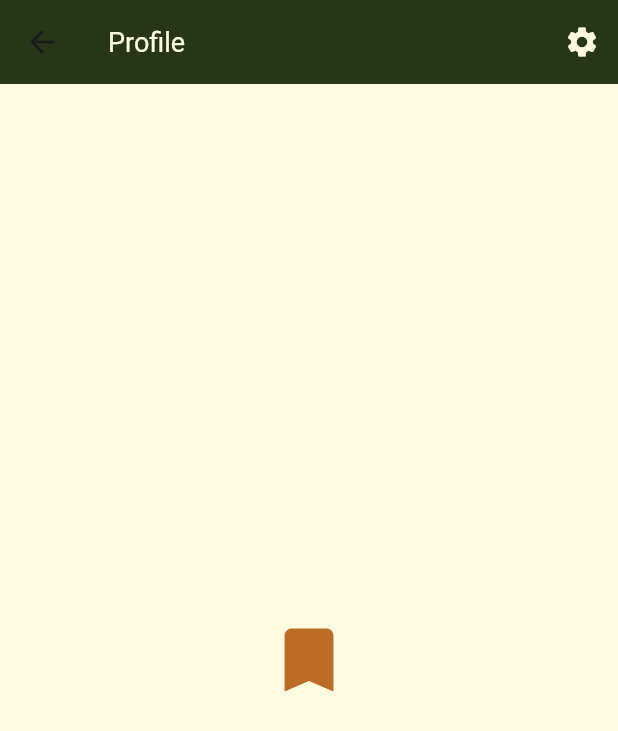
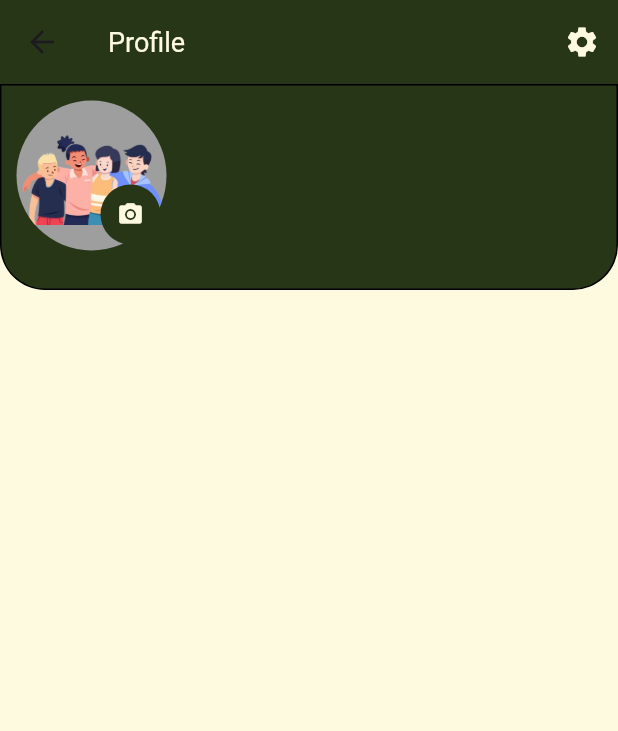
Before and after one commit to Life-with-Tech/GotoGrocery, a Flutter app: the ProfileScreen screen opened directly, on a phone screen of 412 x 824 dp. Shown: the top 731 px of the screen. Run offline on Flutter 3.47's test engine with Material 3 defaults, Android fonts, the phone set to English and light mode, and no system bars; our stand-ins replace cached_network_image, carousel_slider, cloud_firestore, connectivity_plus, device_info_plus, dropdown_search and 16 more; missing offline and left inert: animated_icon; accounts and stored records are empty; generated files the repository leaves out were written again; network calls fail; project files that could hold a hidden picture were left out.

Commit message:
profile screen addded

```diff
--- /dev/null
+++ b/lib/core/constants/photo_type.dart
@@ -0,0 +1,16 @@
+import 'dart:io';
+import 'package:flutter/material.dart';
+
+ImageProvider loadImage(String? imageUrl) {
+  if (imageUrl == null || imageUrl.isEmpty) {
+    return const AssetImage(
+      'assets/icons/friendship.png',
+    );
+  }
+  final Uri? uri = Uri.tryParse(imageUrl);
+  if (uri != null && (uri.scheme == 'http' || uri.scheme == 'https')) {
+    return NetworkImage(imageUrl);
+  } else {
+    return FileImage(File(imageUrl));
+  }
+}
--- a/lib/data/models/user_model.dart
+++ b/lib/data/models/user_model.dart
@@ -5,6 +5,7 @@ class UserModel {
   String? city;
   String? district;
   String? latitude;
+  String? image;
   String? name;
   String? fcm;
   String? state;
@@ -22,6 +23,7 @@ class UserModel {
     this.district,
     this.latitude,
     this.name,
+    this.image,
     this.fcm,
     this.state,
     this.platform,
@@ -39,6 +41,7 @@ class UserModel {
     district = json['district'];
     latitude = json['latitude'];
     name = json['name'];
+    image = json['image'];
     state = json['state'];
     fcm = json['fcm'];
     platform =
@@ -59,6 +62,7 @@ class UserModel {
     data['latitude'] = latitude;
     data['fcm'] = fcm;
     data['name'] = name;
+    data['image'] = image;
     data['state'] = state;
     if (platform != null) {
       data['platform'] = platform!.toJson();
--- a/lib/view/screens/home/profile screen/profile_screen.dart
+++ b/lib/view/screens/home/profile screen/profile_screen.dart
@@ -1,8 +1,13 @@
+import 'package:gap/gap.dart';
+import 'package:tango/l10n/l10n.dart';
 import 'package:flutter/material.dart';
 import 'package:provider/provider.dart';
+import 'package:tango/core/utils/string_utils.dart';
+import 'package:tango/core/constants/photo_type.dart';
 import 'package:tango/core/constants/app_colors.dart';
-import 'package:tango/l10n/l10n.dart';
+import 'package:tango/view/widgets/other_widget.dart';
 import 'package:tango/state/providers/app_provider.dart';
+import 'package:tango/state/providers/user_provider.dart';
 import 'package:tango/view/screens/home/profile%20screen/profile_drawer.dart';
 
 class ProfileScreen extends StatefulWidget {
@@ -16,6 +21,7 @@ class _ProfileScreenState extends State<ProfileScreen> {
   @override
   Widget build(BuildContext context) {
     AppDataProvider appDataProvider = Provider.of<AppDataProvider>(context);
+    UserProvider userProvider = Provider.of<UserProvider>(context);
 
     return Scaffold(
       endDrawer: const Drawer(
@@ -41,13 +47,97 @@ class _ProfileScreenState extends State<ProfileScreen> {
           ),
         ],
       ),
-      body: Container(
-        alignment: Alignment.center,
-        child: Icon(
-          Icons.bookmark_rounded,
-          size: 56,
-          color: AppColors.onSecondary,
-        ),
+      body: ListView(
+        padding: EdgeInsets.zero,
+        children: [
+          Container(
+            margin: EdgeInsets.zero,
+            padding: const EdgeInsets.symmetric(
+              horizontal: 10,
+              vertical: 10,
+            ),
+            height: fullHeight(context) / 6,
+            width: fullWidth(context),
+            decoration: BoxDecoration(
+              color: AppColors.primary,
+              borderRadius: const BorderRadius.only(
+                bottomLeft: Radius.circular(30),
+                bottomRight: Radius.circular(30),
+              ),
+              border: Border.all(
+                color: AppColors.black,
+              ),
+            ),
+            child: Row(
+              mainAxisSize: MainAxisSize.min,
+              mainAxisAlignment: MainAxisAlignment.spaceBetween,
+              crossAxisAlignment: CrossAxisAlignment.start,
+              children: [
+                Stack(
+                  children: [
+                    Container(
+                      height: 100,
+                      width: 100,
+                      decoration: BoxDecoration(
+                        image: DecorationImage(
+                          image: loadImage(userProvider.currentUser?.image),
+                        ),
+                        color: AppColors.grey,
+                        shape: BoxShape.circle,
+                      ),
+                    ),
+                    Positioned(
+                      bottom: 0,
+                      right: 0,
+                      child: IconButton(
+                        style: IconButton.styleFrom(
+                          backgroundColor: AppColors.primary,
+                        ),
+                        onPressed: () {},
+                        icon: Icon(
+                          Icons.camera_alt,
+                          size: 18,
+                          color: AppColors.surface,
+                        ),
+                      ),
+                    )
+                  ],
+                ),
+                const Gap(10),
+                Expanded(
+                  child: Column(
+                    mainAxisSize: MainAxisSize.max,
+                    mainAxisAlignment: MainAxisAlignment.center,
+                    crossAxisAlignment: CrossAxisAlignment.start,
+                    children: [
+                      Text(
+                        textAlign: TextAlign.center,
+                        capitalizeFirstLetter(
+                            userProvider.currentUser?.name ?? ""),
+                        style: TextStyle(
+                          color: AppColors.surface,
+                          fontWeight: FontWeight.bold,
+                          fontSize: 25,
+                        ),
+                      ),
+                      Text(
+                        textAlign: TextAlign.center,
+                        capitalizeFirstLetter(
+                            userProvider.currentUser?.email ?? ""),
+                        style: TextStyle(
+                          color: AppColors.surface,
+                          fontWeight: FontWeight.bold,
+                          fontSize: 12,
+                        ),
+                      ),
+                    ],
+                  ),
+                ),
+                // const Gap(5),
+              ],
+            ),
+          ),
+        ],
       ),
     );
   }
--- a/pubspec.yaml
+++ b/pubspec.yaml
@@ -94,6 +94,7 @@ flutter:
     - assets/icons/
     - assets/lottie/
     - assets/images/
+    - assets/icons/language/
   #   - images/a_dot_ham.jpeg
 
   # An image asset can refer to one or more resolution-specific "variants", see
```
Also changed, not shown: lib/data/local/user_local.dart (added, +22 -0 lines), lib/l10n/app_bn.arb (+8 -5 lines), lib/l10n/app_en.arb (+10 -8 lines), lib/l10n/app_hi.arb (+8 -6 lines), lib/main.dart (+4 -5 lines), lib/state/providers/user_provider.dart (+11 -4 lines), lib/view/screens/home/profile screen/profile_drawer.dart (+62 -24 lines), lib/view/screens/splash_screen.dart (+12 -5 lines), assets/icons/language/bangla.png (added), assets/icons/language/english.png (added), assets/icons/language/hindi.png (added).
